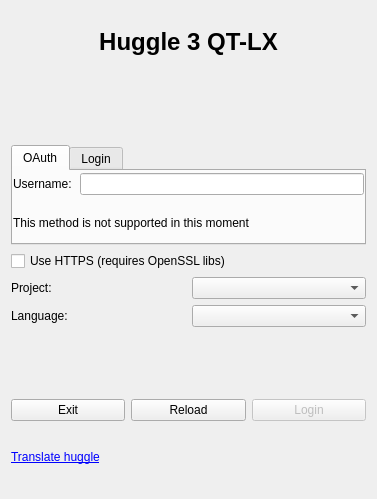
Qt form huggle/login.ui (huggle/huggle3-qt-lx) before a commit.
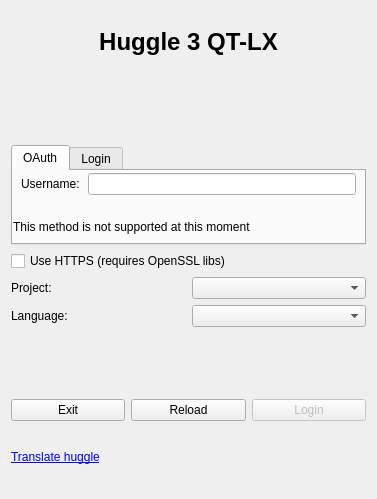
The same form after that commit. The open tabs and pages were chosen to show the change. Icons and pictures are not drawn.

Diff of the .ui file:
```diff
--- a/huggle/login.ui
+++ b/huggle/login.ui
@@ -112,11 +112,17 @@
        <item>
         <layout class="QHBoxLayout" name="horizontalLayout_4">
          <property name="leftMargin">
-          <number>0</number>
+          <number>8</number>
          </property>
          <property name="topMargin">
           <number>2</number>
          </property>
+         <property name="rightMargin">
+          <number>8</number>
+         </property>
+         <property name="bottomMargin">
+          <number>8</number>
+         </property>
          <item>
           <widget class="QLabel" name="labelOauthUsername">
            <property name="text">
@@ -132,7 +138,7 @@
        <item>
         <widget class="QLabel" name="labelOauthNotSupported">
          <property name="text">
-          <string>This method is not supported in this moment</string>
+          <string>This method is not supported at this moment</string>
          </property>
         </widget>
        </item>
```
Left out of the diff: 4 changed lines with no effect on the pictures.
